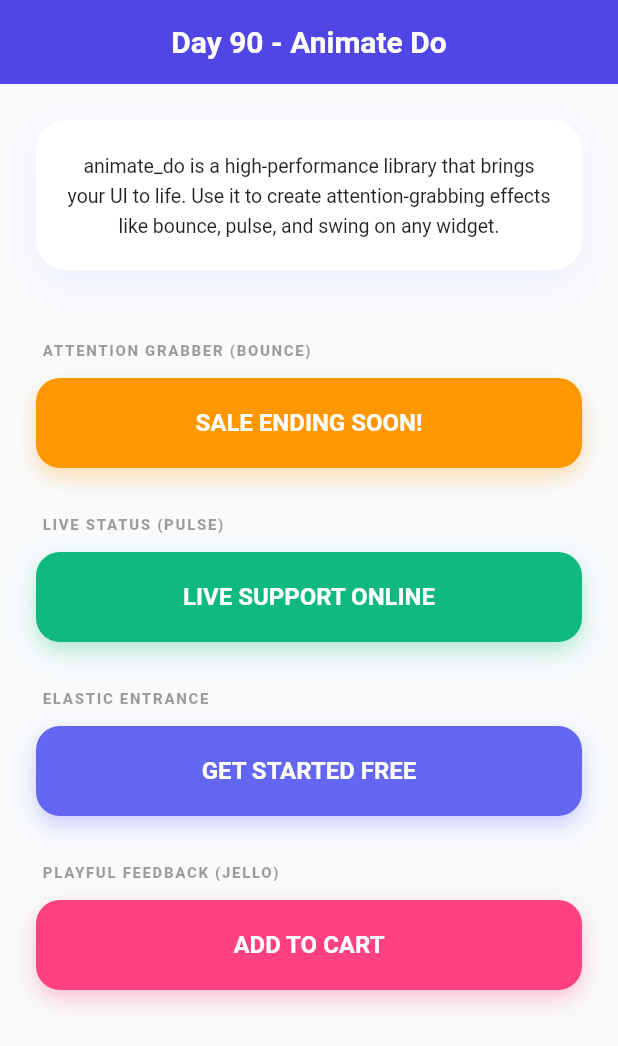
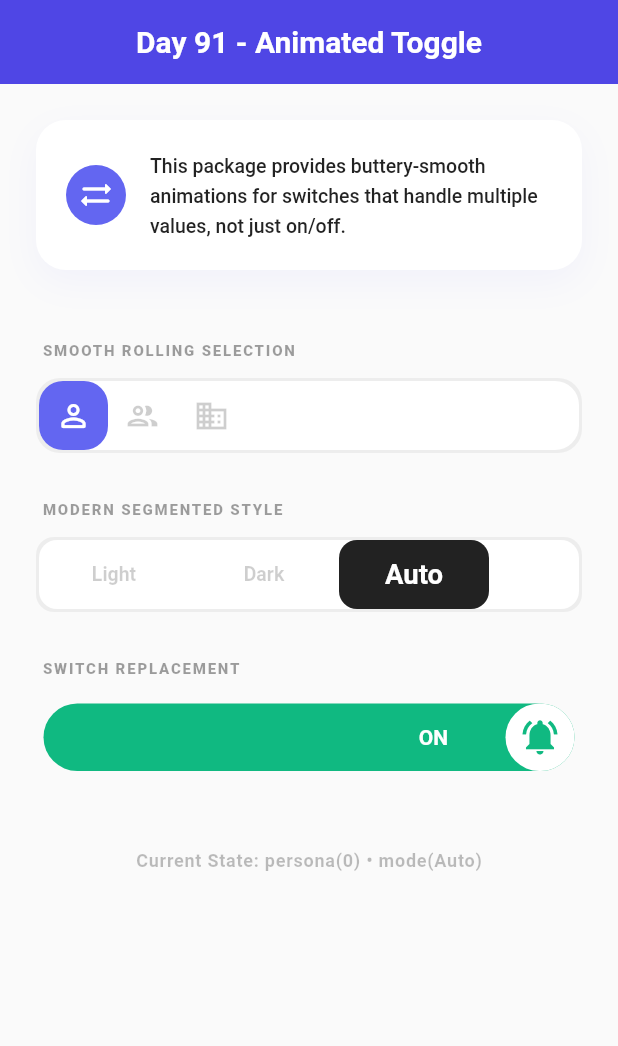
Before and after one commit to SheikhAman/package_of_the_day, a Flutter app: the screen it shows after launch, on a phone screen of 412 x 824 dp. Shown: the top 1046 px of the screen. Run offline on Flutter 3.47's test engine with Material 3 defaults, Android fonts, the phone set to English and light mode, and no system bars; drawn by our look-alikes of animated_toggle_switch; our stand-ins replace animate_do, animated_text_kit, another_flushbar, audioplayers, avatar_glow, cached_network_image and 66 more; missing offline and left inert: aurora, auto_size_text_plus, dart_web_scraper, day_night_switch, flutter_carousel_slider, flutter_settings_ui and 5 more.

Commit message:
animated_toggle_switch

```diff
--- /dev/null
+++ b/lib/features/day91_animated_toggle_switch/day91_animated_toggle_switch.dart
@@ -0,0 +1,212 @@
+import 'package:flutter/material.dart';
+import 'package:animated_toggle_switch/animated_toggle_switch.dart';
+
+const _accent = Color(0xFF6366F1); // Modern Indigo
+
+class Day91AnimatedToggleSwitch extends StatefulWidget {
+  const Day91AnimatedToggleSwitch({super.key});
+
+  @override
+  State<Day91AnimatedToggleSwitch> createState() =>
+      _Day91AnimatedToggleSwitchState();
+}
+
+class _Day91AnimatedToggleSwitchState extends State<Day91AnimatedToggleSwitch> {
+  int _value = 0;
+  bool _isNotificationsEnabled = true;
+  String _themeMode = 'Auto';
+
+  @override
+  Widget build(BuildContext context) {
+    return Scaffold(
+      appBar: AppBar(
+        title: const Text(
+          'Day 91 - Animated Toggle',
+          style: TextStyle(fontWeight: FontWeight.w600),
+        ),
+        elevation: 0,
+      ),
+      body: SingleChildScrollView(
+        padding: const EdgeInsets.all(24),
+        child: Column(
+          crossAxisAlignment: CrossAxisAlignment.stretch,
+          children: [
+            // ── Info Card (Consistent Branding) ─────────────────────
+            Container(
+              padding: const EdgeInsets.all(20),
+              decoration: BoxDecoration(
+                color: Colors.white,
+                borderRadius: BorderRadius.circular(20),
+                boxShadow: [
+                  BoxShadow(
+                    color: _accent.withOpacity(0.06),
+                    blurRadius: 20,
+                    offset: const Offset(0, 8),
+                  ),
+                ],
+              ),
+              child: const Row(
+                children: [
+                  CircleAvatar(
+                    backgroundColor: _accent,
+                    child: Icon(Icons.sync_alt_rounded, color: Colors.white),
+                  ),
+                  SizedBox(width: 16),
+                  Expanded(
+                    child: Text(
+                      'This package provides buttery-smooth animations for switches '
+                      'that handle multiple values, not just on/off.',
+                      style: TextStyle(
+                        fontSize: 13,
+                        height: 1.5,
+                        color: Colors.black87,
+                        fontWeight: FontWeight.w500,
+                      ),
+                    ),
+                  ),
+                ],
+              ),
+            ),
+
+            const SizedBox(height: 48),
+
+            // ── 1. The "Rolling" Toggle (Icon Based) ──────────────
+            const _Label(text: 'SMOOTH ROLLING SELECTION'),
+            AnimatedToggleSwitch<int>.rolling(
+              current: _value,
+              values: const [0, 1, 2],
+              onChanged: (i) => setState(() => _value = i),
+              iconBuilder: (value, size) {
+                final icons = [
+                  Icons.person_outline_rounded,
+                  Icons.group_outlined,
+                  Icons.business_outlined,
+                ];
+                return Icon(
+                  icons[value],
+                  size: 24,
+                  color: _value == value ? Colors.white : Colors.black38,
+                );
+              },
+              style: ToggleStyle(
+                backgroundColor: Colors.white,
+                indicatorColor: _accent,
+                borderColor: Colors.black.withOpacity(0.05),
+                borderRadius: BorderRadius.circular(16),
+              ),
+            ),
+
+            const SizedBox(height: 32),
+
+            // ── 2. Size Style (Text Pill Based) ───────────────────
+            const _Label(text: 'MODERN SEGMENTED STYLE'),
+            AnimatedToggleSwitch<String>.size(
+              current: _themeMode,
+              values: const ['Light', 'Dark', 'Auto'],
+              onChanged: (v) => setState(() => _themeMode = v),
+              indicatorSize: const Size.fromWidth(100),
+              iconBuilder: (value) => Text(
+                value,
+                style: TextStyle(
+                  fontWeight: FontWeight.bold,
+                  fontSize: 13,
+                  color: _themeMode == value ? Colors.white : Colors.black38,
+                ),
+              ),
+              style: ToggleStyle(
+                indicatorColor: Colors.black87,
+                backgroundColor: Colors.white,
+                borderColor: Colors.black.withOpacity(0.05),
+                borderRadius: BorderRadius.circular(12),
+              ),
+            ),
+
+            const SizedBox(height: 32),
+
+            // ── 3. Dual/Simple Switch (Action Based) ──────────────
+            const _Label(text: 'SWITCH REPLACEMENT'),
+            AnimatedToggleSwitch<bool>.dual(
+              current: _isNotificationsEnabled,
+              first: false,
+              second: true,
+              onChanged: (b) => setState(() => _isNotificationsEnabled = b),
+              spacing: 50.0,
+              style: const ToggleStyle(
+                borderColor: Colors.transparent,
+                indicatorColor: Colors.white,
+              ),
+              borderWidth: 5.0,
+              height: 55,
+              styleBuilder: (b) => ToggleStyle(
+                backgroundColor: b ? const Color(0xFF10B981) : Colors.redAccent,
+              ),
+              iconBuilder: (value) => Icon(
+                value ? Icons.notifications_active : Icons.notifications_off,
+                size: 28,
+                color: _isNotificationsEnabled
+                    ? const Color(0xFF10B981)
+                    : Colors.redAccent,
+              ),
+              textBuilder: (value) => value
+                  ? const Center(
+                      child: Text(
+                        'ON',
+                        style: TextStyle(
+                          color: Colors.white,
+                          fontWeight: FontWeight.bold,
+                        ),
+                      ),
+                    )
+                  : const Center(
+                      child: Text(
+                        'OFF',
+                        style: TextStyle(
+                          color: Colors.white,
+                          fontWeight: FontWeight.bold,
+                        ),
+                      ),
+                    ),
+            ),
+
+            const SizedBox(height: 48),
+
+            // Result Display
+            Center(
+              child: Text(
+                'Current State: persona($_value) • mode($_themeMode)',
+                style: const TextStyle(
+                  color: Colors.black26,
+                  fontSize: 12,
+                  fontWeight: FontWeight.bold,
+                  letterSpacing: 0.5,
+                ),
+              ),
+            ),
+          ],
+        ),
+      ),
+    );
+  }
+}
+
+/// Private helper widget for organized labels
+class _Label extends StatelessWidget {
+  final String text;
+  const _Label({required this.text});
+
+  @override
+  Widget build(BuildContext context) {
+    return Padding(
+      padding: const EdgeInsets.only(left: 4, bottom: 12),
+      child: Text(
+        text,
+        style: const TextStyle(
+          fontSize: 10,
+          fontWeight: FontWeight.w800,
+          color: Colors.black38,
+          letterSpacing: 1.2,
+        ),
+      ),
+    );
+  }
+}
--- a/lib/features/routes.dart
+++ b/lib/features/routes.dart
@@ -88,3 +88,4 @@ export 'day87_faker/day87_faker.dart';
 export 'day88_stylish_bottom_bar/day88_stylish_bottom_bar.dart';
 export 'day89_device_preview/day89_device_preview.dart';
 export 'day90_animate_do/day90_animate_do.dart';
+export 'day91_animated_toggle_switch/day91_animated_toggle_switch.dart';
--- a/lib/main.dart
+++ b/lib/main.dart
@@ -119,7 +119,8 @@ class MyApp extends StatelessWidget {
       // home: const Day87Faker(),
       // home: const Day88StylishBottomBar(),
       // home: const Day89DevicePreview(),
-      home: const Day90AnimateDo(),
+      // home: const Day90AnimateDo(),
+      home: const Day91AnimatedToggleSwitch(),
     );
   }
 }
--- a/pubspec.yaml
+++ b/pubspec.yaml
@@ -285,6 +285,9 @@ dependencies:
   # For beautiful and high-performance UI animations
   animate_do: ^5.1.0
 
+  # For modern, highly customizable and smooth animated toggles
+  animated_toggle_switch: ^0.8.7
+
 
 
 
```
Also changed, not shown: pubspec.lock, 1 other file.
